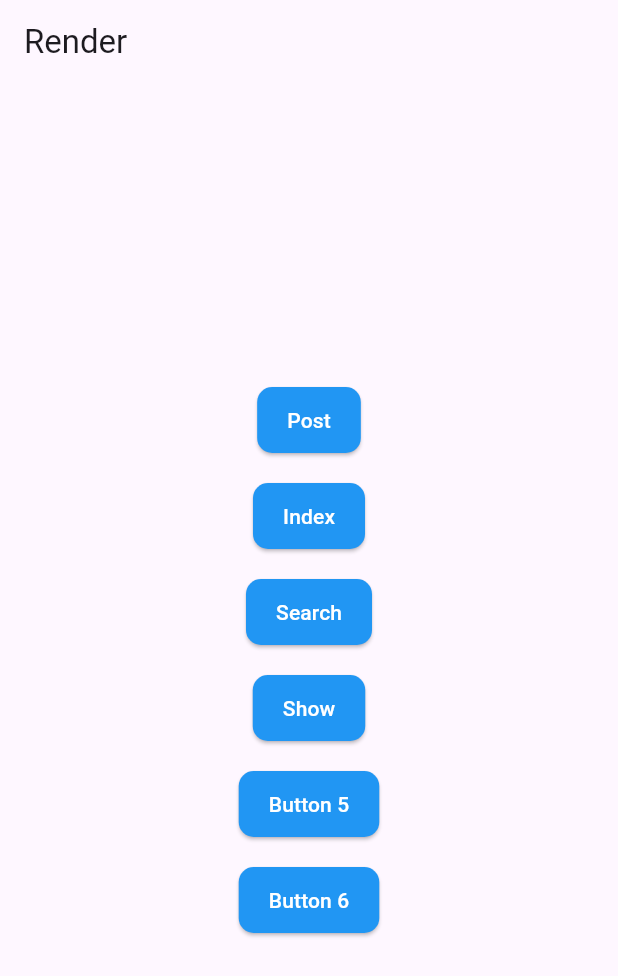
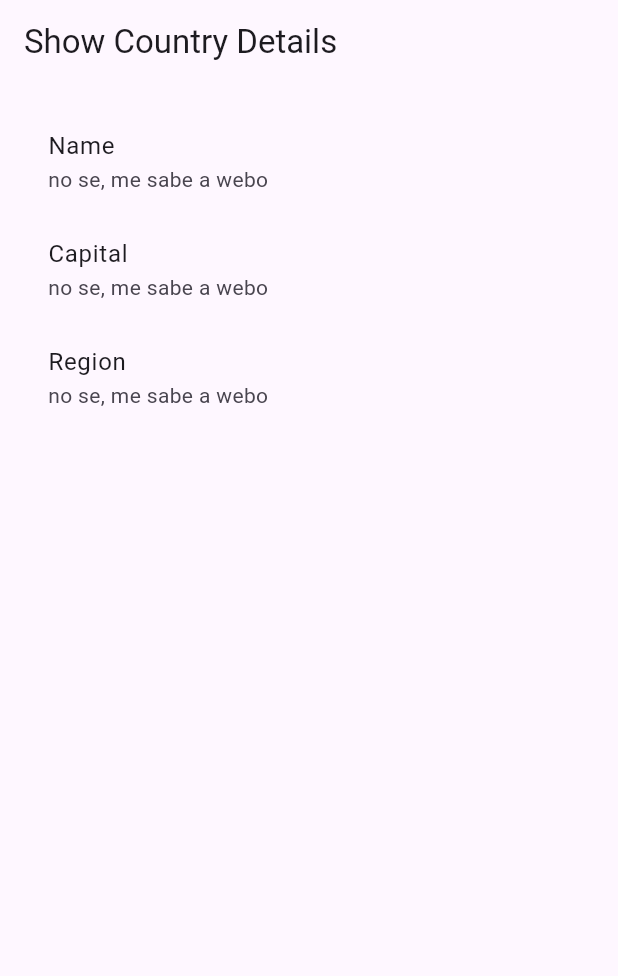
Before and after one commit to edison6009/pr2, a Flutter app: the screen it shows after launch, after a tap on "Button 5", on a phone screen of 412 x 824 dp. Shown: the top 976 px of the screen. Run offline on Flutter 3.47's test engine with Material 3 defaults, Android fonts, the phone set to English and light mode, and no system bars.

Commit message:
quitar update

```diff
--- a/lib/App/View/Render.dart
+++ b/lib/App/View/Render.dart
@@ -4,6 +4,7 @@ import 'package:pr2/App/Widget/CustomButton.dart';
 import 'package:pr2/app/view/Post/Post.dart';
 import 'package:pr2/app/view/Index/Index.dart';
 import 'package:pr2/app/View/Search/Search.dart';
+import 'package:pr2/App/View/update/update.dart';
 
 class Render extends StatefulWidget {
   @override
@@ -62,7 +63,12 @@ class _RenderState extends State<Render> {
             SizedBox(height: 16.0),
             CustomButton(
               label: 'Button 5',
-              onPressed: () {}, // onPressed vacío por ahora
+              onPressed: () {
+                Navigator.pushReplacement(
+                  context,
+                  MaterialPageRoute(builder: (context) => Update(id: 3)),
+                );
+              }, // onPressed vacío por ahora
             ),
             SizedBox(height: 16.0),
             CustomButton(
--- /dev/null
+++ b/lib/App/View/update/update.dart
@@ -0,0 +1,101 @@
+import 'package:flutter/material.dart';
+import 'package:pr2/App/Widget/EditDialog.dart';
+
+class Update extends StatefulWidget {
+  final int id;
+
+  Update({required this.id});
+
+  @override
+  _UpdateState createState() => _UpdateState();
+}
+
+class _UpdateState extends State<Update> {
+  late TextEditingController _nameController;
+  late TextEditingController _capitalController;
+  late TextEditingController _regionController;
+  bool _nameSend = false;
+  bool _capitalSend = false;
+  bool _regionSend = false;
+
+  @override
+  void initState() {
+    super.initState();
+    _nameController = TextEditingController(text: 'no se, me sabe a webo');
+    _capitalController = TextEditingController(text: 'no se, me sabe a webo');
+    _regionController = TextEditingController(text: 'no se, me sabe a webo');
+  }
+
+  @override
+  void dispose() {
+    _nameController.dispose();
+    _capitalController.dispose();
+    _regionController.dispose();
+    super.dispose();
+  }
+
+  void _editField(String field, TextEditingController controller,
+      ValueChanged<String> onTextChanged, VoidCallback onSave) {
+    showDialog(
+      context: context,
+      builder: (BuildContext context) {
+        return EditDialog(
+          field: field,
+          controller: controller,
+          onTextChanged: onTextChanged,
+          onSave: onSave,
+        );
+      },
+    );
+  }
+
+  @override
+  Widget build(BuildContext context) {
+    return Scaffold(
+      appBar: AppBar(
+        title: Text('Show Country Details'),
+      ),
+      body: ListView(
+        padding: EdgeInsets.all(16.0),
+        children: [
+          ListTile(
+            title: Text('Name'),
+            subtitle: Text(_nameController.text),
+            onTap: () => _editField(
+              'Name',
+              _nameController,
+              (text) => setState(() {
+                _nameSend = text.isNotEmpty;
+              }),
+              () => setState(() {}),
+            ),
+          ),
+          ListTile(
+            title: Text('Capital'),
+            subtitle: Text(_capitalController.text),
+            onTap: () => _editField(
+              'Capital',
+              _capitalController,
+              (text) => setState(() {
+                _capitalSend = text.isNotEmpty;
+              }),
+              () => setState(() {}),
+            ),
+          ),
+          ListTile(
+            title: Text('Region'),
+            subtitle: Text(_regionController.text),
+            onTap: () => _editField(
+              'Region',
+              _regionController,
+              (text) => setState(() {
+                _regionSend = text.isNotEmpty;
+              }),
+              () => setState(() {}),
+            ),
+          ),
+        ],
+      ),
+    );
+  }
+}
```
Also changed, not shown: lib/App/Widget/EditDialog.dart (added, +44 -0 lines).
